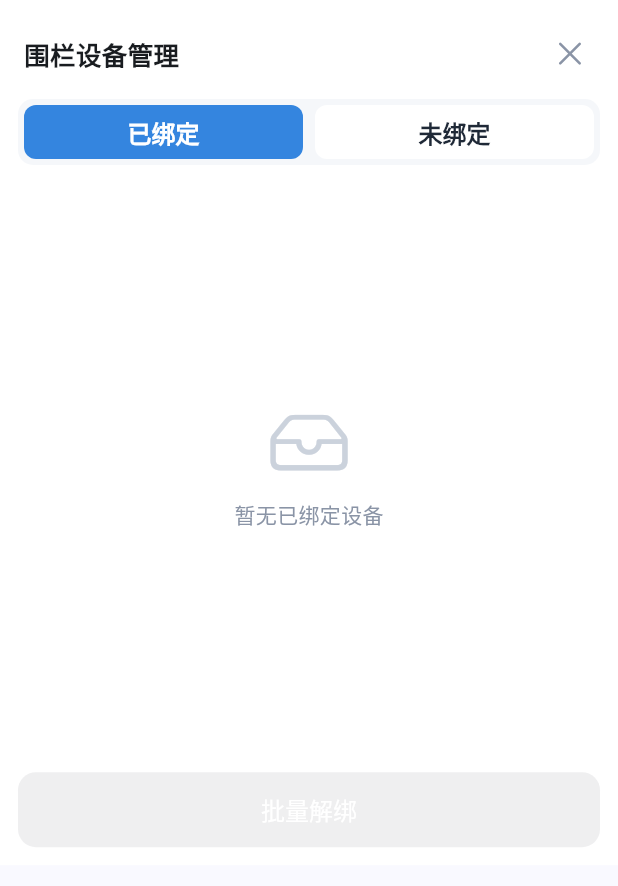
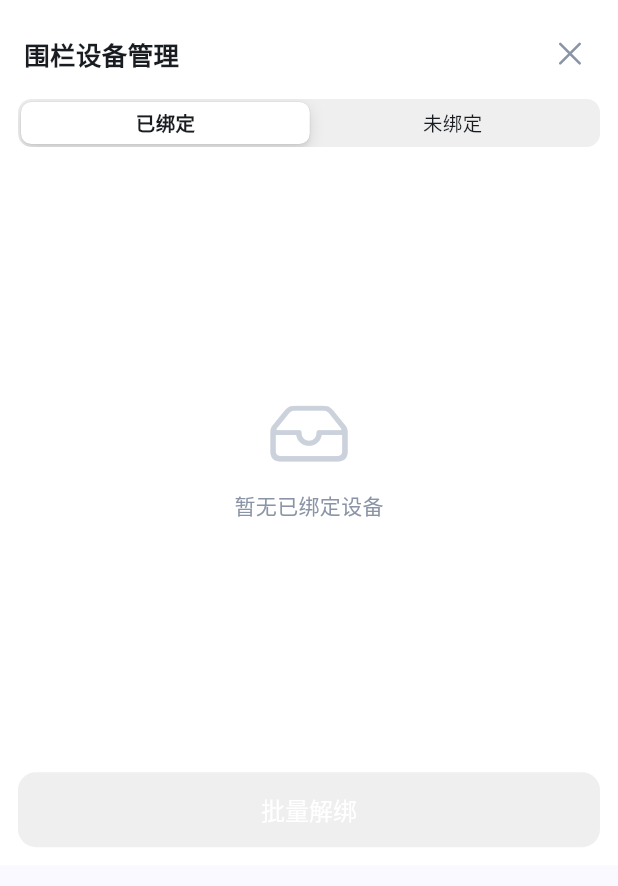
Before and after one commit to tianchoy/car_flutter, a Flutter app: the _DeviceManagerSheet widget shown alone on an empty page, opened directly with empty values, on a phone screen of 412 x 824 dp. Shown: the top 886 px of the screen. Run offline on Flutter 3.47's test engine with Material 3 defaults, Android fonts, the phone set to English and light mode, and no system bars; our stand-ins replace dio, flutter_dotenv, flutter_map, geolocator, get, latlong2 and 4 more; missing offline and left inert: coordtransform, flutter_cupertino_datetime_picker, flutter_map_marker_cluster, map_launcher, mobile_scanner; accounts and stored records are empty; network calls fail; Roboto replaces fonts that are missing (PingFang SC).

Commit message:
更新一些ui 显示问题

```diff
--- a/lib/app/router_instance.dart
+++ b/lib/app/router_instance.dart
@@ -78,19 +78,16 @@ class AppRouter {
       name: Routes.home,
       page: () => const HomeView(),
       binding: HomeBinding(),
-      transition: Transition.cupertino,
     ),
     GetPage(
       name: Routes.messages,
       page: () => const MessagesView(),
       binding: MessagesBinding(),
-      transition: Transition.cupertino,
     ),
     GetPage(
       name: Routes.profile,
       page: () => const ProfileView(),
       binding: ProfileBinding(),
-      transition: Transition.cupertino,
     ),
     GetPage(
       name: Routes.login,
--- a/lib/components/widget/app_popup.dart
+++ b/lib/components/widget/app_popup.dart
@@ -14,7 +14,9 @@ class AppPopup {
     bool isShowTitle = true,
     bool isShowMessage = true,
     bool isShowCancel = true,
-    // 当前选中项：会以加粗 + 主色 + 勾选图标高亮展示。
+    // 选中项前是否显示对号。首页选择车辆只需蓝色加粗字体，不需要对号。
+    bool showSelectedCheck = true,
+    // 当前选中项：会以加粗 + 主色（并可带勾选图标）高亮展示。
     T? selectedOption,
   }) {
     // 确保有内容可显示
@@ -49,7 +51,7 @@ class AppPopup {
                 mainAxisAlignment: MainAxisAlignment.center,
                 mainAxisSize: MainAxisSize.min,
                 children: [
-                  if (option == selectedOption)
+                  if (showSelectedCheck && option == selectedOption)
                     const Padding(
                       padding: EdgeInsets.only(right: 6),
                       child: Icon(
--- a/lib/shared/services/url.dart
+++ b/lib/shared/services/url.dart
@@ -13,7 +13,7 @@ class AppConfig {
   static const String androidPackageName = 'com.example.car';
 
   static const String amapTileUrl =
-      'https://webrd0{s}.is.autonavi.com/appmaptile?lang=zh_cn&size=1&scale=2&style=8&x={x}&y={y}&z={z}';
+      'https://wprd0{s}.is.autonavi.com/appmaptile?x={x}&y={y}&z={z}&lang=zh_cn&size=1&scl=1&style=7';
 
   static String get apiBaseUrl {
     final configuredValue = dotenv.env['API_URL']?.trim();
--- a/lib/shared/widgets/app_toast.dart
+++ b/lib/shared/widgets/app_toast.dart
@@ -19,7 +19,7 @@ class AppToast {
       colorText: Colors.black,
       duration: duration,
       // 白色半透明底：Get.snackbar 仅支持纯色/半透明色，无法叠加实时背景模糊。
-      backgroundColor: Colors.white.withValues(alpha: 0.72),
+      backgroundColor: Colors.white.withValues(alpha: 0.1),
     );
   }
 }
--- a/lib/views/geofence/geofence_view.dart
+++ b/lib/views/geofence/geofence_view.dart
@@ -562,18 +562,19 @@ class _DeviceManagerSheet extends StatelessWidget {
               ),
               Padding(
                 padding: const EdgeInsets.symmetric(horizontal: 12),
-                child: Container(
-                  height: 44,
-                  decoration: BoxDecoration(
-                    color: AppColors.page,
-                    borderRadius: BorderRadius.circular(10),
-                  ),
+                child: SizedBox(
+                  width: double.infinity,
+                  // 与上方「多边形 / 圆形」保持一致的滑动分段控件样式。
                   child: Obx(
-                    () => Row(
-                      children: [
-                        _bindTab('已绑定', 0),
-                        _bindTab('未绑定', 1),
-                      ],
+                    () => CupertinoSlidingSegmentedControl<int>(
+                      groupValue: controller.deviceTab.value,
+                      children: const {
+                        0: Text('已绑定'),
+                        1: Text('未绑定'),
+                      },
+                      onValueChanged: (value) {
+                        if (value != null) controller.deviceTab.value = value;
+                      },
                     ),
                   ),
                 ),
@@ -660,31 +661,6 @@ class _DeviceManagerSheet extends StatelessWidget {
     );
   }
 
-  Widget _bindTab(String label, int value) {
-    final selected = controller.deviceTab.value == value;
-    return Expanded(
-      child: CupertinoButton(
-        padding: EdgeInsets.zero,
-        onPressed: () => controller.deviceTab.value = value,
-        child: Container(
-          height: 36,
-          margin: const EdgeInsets.all(4),
-          decoration: BoxDecoration(
-            color: selected ? AppColors.primary : CupertinoColors.white,
-            borderRadius: BorderRadius.circular(8),
-          ),
-          alignment: Alignment.center,
-          child: Text(
-            label,
-            style: TextStyle(
-              color: selected ? CupertinoColors.white : AppColors.text,
-              fontWeight: FontWeight.w600,
-            ),
-          ),
-        ),
-      ),
-    );
-  }
 }
 
 const List<String> _alarmTypeLabels = [
```
Also changed, not shown: lib/utils/time_utils.dart (added, +36 -0 lines), lib/views/home/home_view.dart (+10 -3 lines).
